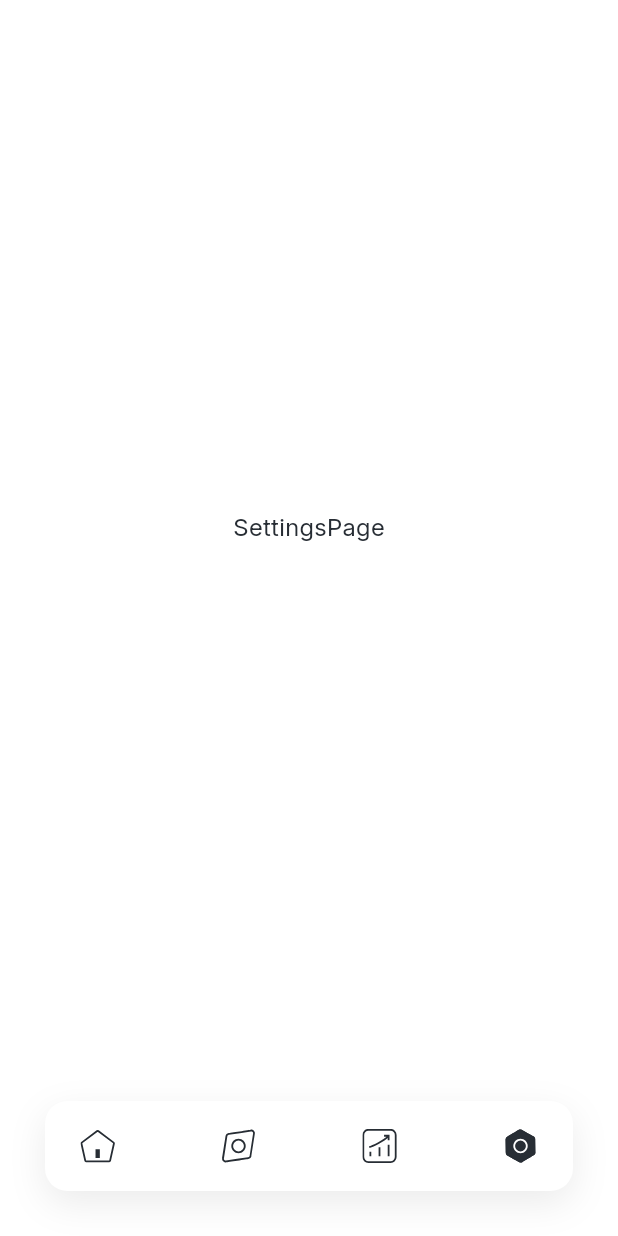
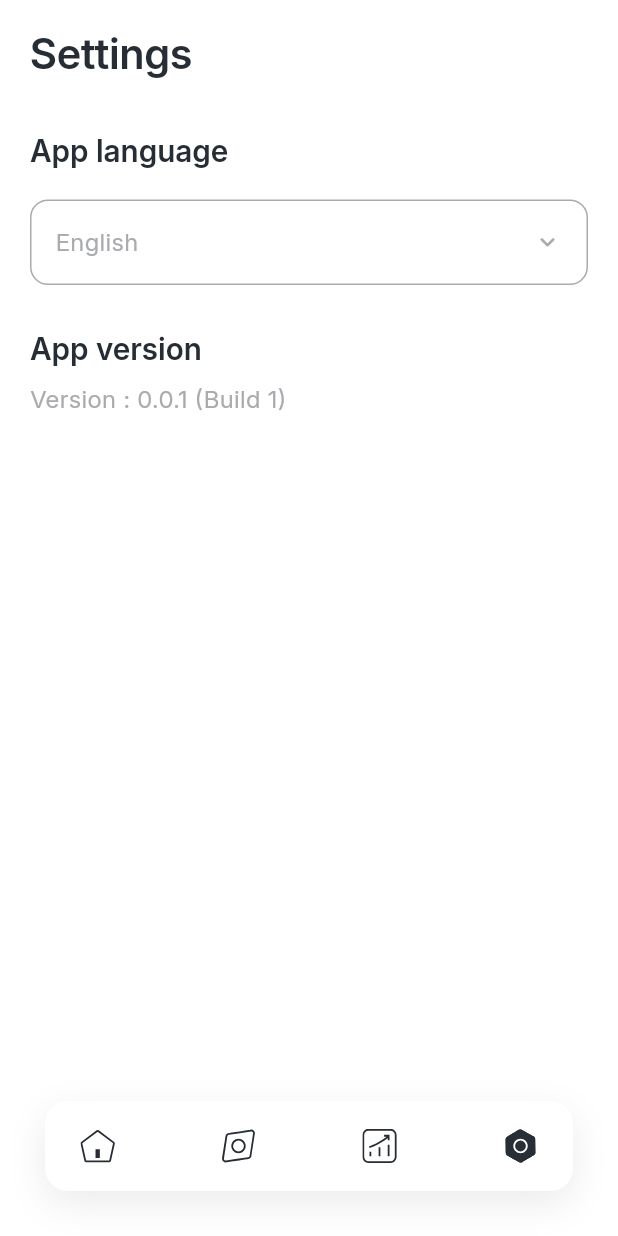
Before and after one commit to OscrTR/MyFitnessTracker, a Flutter app: the SettingsPage screen opened by its route, on a phone screen of 412 x 824 dp. Run offline on Flutter 3.47's test engine with Material 3 defaults, Android fonts, the phone set to English and light mode, and no system bars; drawn by our look-alikes of animated_custom_dropdown; our stand-ins replace bloc, dartz, equatable, flutter_bloc, get_it, go_router and 5 more; accounts and stored records are empty.

Commit message:
feat: settings page

```diff
--- a/lib/core/pages/settings_page.dart
+++ /dev/null
@@ -1,14 +0,0 @@
-import 'package:flutter/material.dart';
-
-class SettingsPage extends StatelessWidget {
-  const SettingsPage({super.key});
-
-  @override
-  Widget build(BuildContext context) {
-    return Scaffold(
-      body: Center(
-        child: Text('SettingsPage'),
-      ),
-    );
-  }
-}
--- /dev/null
+++ b/lib/features/settings/presentation/bloc/settings_bloc.dart
@@ -0,0 +1,13 @@
+import 'package:bloc/bloc.dart';
+import 'package:equatable/equatable.dart';
+
+part 'settings_event.dart';
+part 'settings_state.dart';
+
+class SettingsBloc extends Bloc<SettingsEvent, SettingsState> {
+  SettingsBloc() : super(SettingsInitial()) {
+    on<SettingsEvent>((event, emit) {
+      // TODO: implement event handler
+    });
+  }
+}
--- /dev/null
+++ b/lib/features/settings/presentation/bloc/settings_event.dart
@@ -0,0 +1,8 @@
+part of 'settings_bloc.dart';
+
+abstract class SettingsEvent extends Equatable {
+  const SettingsEvent();
+
+  @override
+  List<Object> get props => [];
+}
--- /dev/null
+++ b/lib/features/settings/presentation/bloc/settings_state.dart
@@ -0,0 +1,9 @@
+part of 'settings_bloc.dart';
+
+abstract class SettingsState extends Equatable {
+  const SettingsState();
+
+  @override
+  List<Object> get props => [];
+}
+class SettingsInitial extends SettingsState {}
--- /dev/null
+++ b/lib/features/settings/presentation/pages/settings_page.dart
@@ -0,0 +1,121 @@
+import 'package:animated_custom_dropdown/custom_dropdown.dart';
+import 'package:flutter/material.dart';
+import 'package:my_fitness_tracker/core/app_colors.dart';
+import 'package:package_info_plus/package_info_plus.dart';
+
+class SettingsPage extends StatefulWidget {
+  const SettingsPage({super.key});
+
+  @override
+  State<SettingsPage> createState() => _SettingsPageState();
+}
+
+class _SettingsPageState extends State<SettingsPage> {
+  String _appVersion = '';
+  final List<String> _languages = ['English', 'Français'];
+  String? selectedItem;
+
+  Future<void> _loadAppVersion() async {
+    PackageInfo packageInfo = await PackageInfo.fromPlatform();
+
+    String version = packageInfo.version;
+    String buildNumber = packageInfo.buildNumber;
+
+    setState(() {
+      _appVersion = '$version (Build $buildNumber)';
+    });
+  }
+
+  @override
+  void initState() {
+    super.initState();
+    _loadAppVersion();
+  }
+
+  @override
+  Widget build(BuildContext context) {
+    return Scaffold(
+      body: Padding(
+        padding: const EdgeInsets.all(20),
+        child: Column(
+          crossAxisAlignment: CrossAxisAlignment.start,
+          children: [
+            SizedBox(
+              height: 48,
+              child: Text(
+                'Settings',
+                style: Theme.of(context).textTheme.displayLarge,
+              ),
+            ),
+            const SizedBox(height: 20),
+            _buildLanguageSection(),
+            const SizedBox(height: 30),
+            _buildVersionSection(context),
+          ],
+        ),
+      ),
+    );
+  }
+
+  Widget _buildLanguageSection() {
+    return Column(
+      crossAxisAlignment: CrossAxisAlignment.start,
+      children: [
+        Text(
+          'App language',
+          style: Theme.of(context).textTheme.titleLarge,
+        ),
+        const SizedBox(height: 20),
+        CustomDropdown<String>(
+          items: _languages,
+          initialItem: _languages[0],
+          decoration: CustomDropdownDecoration(
+            listItemStyle: Theme.of(context)
+                .textTheme
+                .bodyMedium!
+                .copyWith(color: AppColors.lightBlack),
+            headerStyle: Theme.of(context)
+                .textTheme
+                .bodyMedium!
+                .copyWith(color: AppColors.lightBlack),
+            closedSuffixIcon: const Icon(
+              Icons.keyboard_arrow_down_rounded,
+              size: 20,
+              color: AppColors.lightBlack,
+            ),
+            expandedSuffixIcon: const Icon(
+              Icons.keyboard_arrow_up_rounded,
+              size: 20,
+              color: AppColors.lightBlack,
+            ),
+            closedBorder: Border.all(color: AppColors.lightBlack),
+            expandedBorder: Border.all(color: AppColors.lightBlack),
+          ),
+          onChanged: (value) {
+            print('changing value to: $value');
+          },
+        ),
+      ],
+    );
+  }
+
+  Widget _buildVersionSection(BuildContext context) {
+    return Column(
+      crossAxisAlignment: CrossAxisAlignment.start,
+      children: [
+        Text(
+          'App version',
+          style: Theme.of(context).textTheme.titleLarge,
+        ),
+        const SizedBox(height: 10),
+        Text(
+          'Version : $_appVersion',
+          style: Theme.of(context)
+              .textTheme
+              .bodyMedium!
+              .copyWith(color: AppColors.lightBlack),
+        ),
+      ],
+    );
+  }
+}
--- a/lib/router.dart
+++ b/lib/router.dart
@@ -5,7 +5,7 @@ import 'package:lottie/lottie.dart';
 import 'package:my_fitness_tracker/core/app_colors.dart';
 import 'package:my_fitness_tracker/core/pages/history_page.dart';
 import 'package:my_fitness_tracker/core/pages/home_page.dart';
-import 'package:my_fitness_tracker/core/pages/settings_page.dart';
+import 'package:my_fitness_tracker/features/settings/presentation/pages/settings_page.dart';
 import 'package:my_fitness_tracker/core/pages/trainings_page.dart';
 import 'package:my_fitness_tracker/features/exercise_management/presentation/pages/exercise_detail_page.dart';
 import 'package:top_snackbar_flutter/custom_snack_bar.dart';
--- a/pubspec.yaml
+++ b/pubspec.yaml
@@ -15,6 +15,7 @@ dependencies:
   flutter_bloc: ^8.1.6
   equatable: ^2.0.5
   dartz: ^0.10.1
+  animated_custom_dropdown: ^3.1.1
   easy_localization: ^3.0.7
   flutter_local_notifications: ^17.2.2
   flutter_svg: ^2.0.10+1
```
Also changed, not shown: pubspec.lock.
